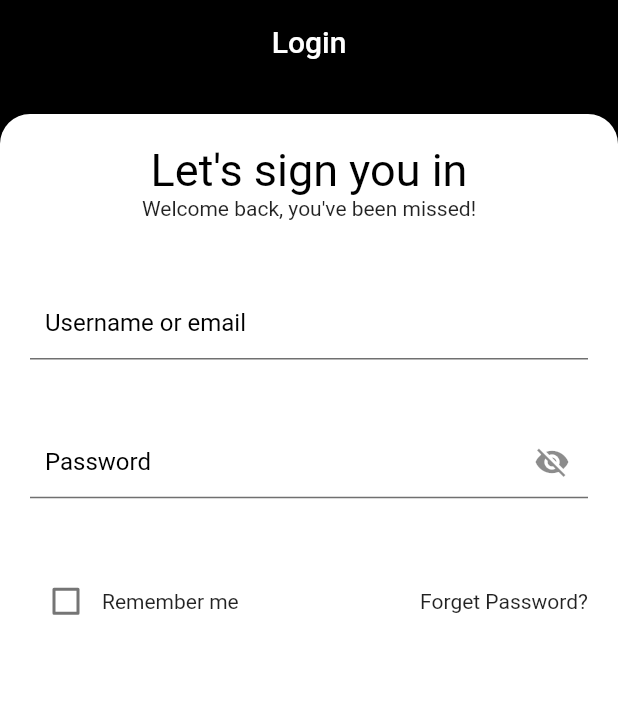
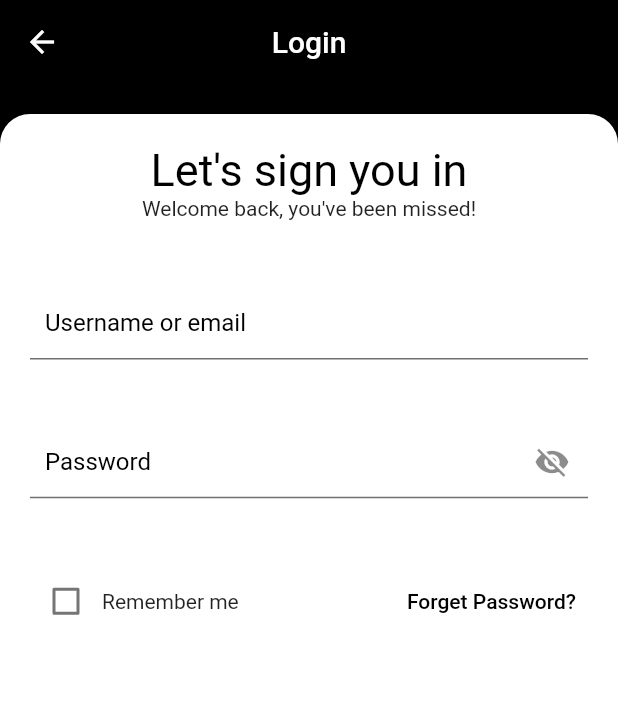
Before and after one commit to AbdallahAAhmed/pasabahce_ecommerce, a Flutter app: the screen it shows after launch, after a tap on "SIGN UP", after a tap on "Sign In", on a phone screen of 412 x 824 dp. Shown: the top 702 px of the screen. Run offline on Flutter 3.47's test engine with Material 2 defaults, Android fonts, the phone set to English and light mode, and no system bars; our stand-ins replace smooth_page_indicator.

Commit message:
create forget password screen, and make some change, DONE

```diff
--- a/lib/app_router.dart
+++ b/lib/app_router.dart
@@ -2,29 +2,34 @@ import 'package:flutter/material.dart';
 import 'package:pasabahce/constraints/route_string.dart';
 import 'package:pasabahce/presentation/screens/Registering_screens/register_screen.dart';
 import 'package:pasabahce/presentation/screens/onboarding_screens/splash_screen.dart';
+import 'package:pasabahce/presentation/screens/registering_screens/forget_password.dart';
 import 'package:pasabahce/presentation/screens/registering_screens/login_screen.dart';
 import 'package:pasabahce/presentation/widgets/loading.dart';
 
 class AppRouter {
   Route? onGenerateRoute(RouteSettings settings) {
     switch (settings.name) {
-      case onBoardingScreens:
+      case onBoardingRoute :
         return MaterialPageRoute(
           builder: (_) => SplashScreen(),
         );
 
-      case registerScreen:
+      case registerRoute:
         return MaterialPageRoute(
           builder: (_) => RegisterScreen(),
         );
 
-      case loadingScreen:
+      case loadingRoute:
         return MaterialPageRoute(
           builder: (_) => const LoadingScreen(),
       );
-      case loginScreen:
+      case loginRoute:
         return MaterialPageRoute(
           builder: (_) => LoginScreen(),
+      );
+      case forgetPasswordRoute:
+        return MaterialPageRoute(
+          builder: (_) => ForgetPasswordScreen(),
       );
     }
   }
--- a/lib/constraints/route_string.dart
+++ b/lib/constraints/route_string.dart
@@ -1,4 +1,5 @@
-const String onBoardingScreens = '/first_on_boarding';
-const String registerScreen = '/register_screen';
-const String loginScreen = '/login_screen';
-const String loadingScreen = '/loading_screen';
+const String onBoardingRoute = '/first_on_boarding';
+const String registerRoute= '/register_screen';
+const String loginRoute= '/login_screen';
+const String loadingRoute = '/loading_screen';
+const String forgetPasswordRoute = '/forget_password_route';
--- a/lib/main.dart
+++ b/lib/main.dart
@@ -2,7 +2,7 @@ import 'package:flutter/material.dart';
 import 'package:pasabahce/app_router.dart';
 import 'package:pasabahce/constraints/route_string.dart';
 
-String initialRoute = registerScreen;
+String initialRoute = registerRoute;
 
 void main() {
   runApp(MyApp(appRouter: AppRouter()));
--- a/lib/presentation/screens/onboarding_screens/splash_screen.dart
+++ b/lib/presentation/screens/onboarding_screens/splash_screen.dart
@@ -92,7 +92,7 @@ class SplashScreen extends StatelessWidget {
           backgroundColor: MyColors.gold,
           title: 'MASTER BUTTON',
           onTap: () {
-            Navigator.of(context).pushNamed(registerScreen);
+            Navigator.of(context).pushNamed(registerRoute);
           },
         ),
       ],
@@ -140,14 +140,14 @@ class SplashScreen extends StatelessWidget {
                 backgroundColor: Colors.black,
                 title: 'SIGN IN',
                 onTap: () {
-                  Navigator.of(context).pushNamed(loginScreen);
+                  Navigator.of(context).pushNamed(loginRoute);
                 },
               ),
               primaryButton(
                 backgroundColor: MyColors.gold,
                 title: 'CREATIVE ACCOUNT',
                 onTap: () {
-                  Navigator.of(context).pushNamed(registerScreen);
+                  Navigator.of(context).pushNamed(registerRoute);
                 },
               ),
             ],
--- a/lib/presentation/screens/registering_screens/login_screen.dart
+++ b/lib/presentation/screens/registering_screens/login_screen.dart
@@ -1,6 +1,7 @@
 import 'package:flutter/material.dart';
 import 'package:pasabahce/constraints/primary_colors.dart';
 import 'package:pasabahce/constraints/route_string.dart';
+import 'package:pasabahce/presentation/widgets/main_container.dart';
 import 'package:pasabahce/presentation/widgets/primary_button.dart';
 import 'package:pasabahce/presentation/widgets/text_form_field.dart';
 
@@ -13,12 +14,13 @@ class LoginScreen extends StatefulWidget {
 }
 
 class _LoginScreenState extends State<LoginScreen> {
+
   TextEditingController emailController = TextEditingController();
-
   TextEditingController passwordController = TextEditingController();
 
   final _formKey = GlobalKey<FormState>();
   bool checkBoxValue = false;
+  bool visibilityPassword = false;
 
   @override
   Widget build(BuildContext context) {
@@ -30,18 +32,7 @@ class _LoginScreenState extends State<LoginScreen> {
         title: const Text('Login'),
         centerTitle: true,
       ),
-      body: Container(
-        height: double.infinity,
-        width: double.infinity,
-        margin: const EdgeInsets.only(top: 20),
-        padding: const EdgeInsets.symmetric(horizontal: 20, vertical: 20),
-        decoration: const BoxDecoration(
-          color: Colors.white,
-          borderRadius: BorderRadius.only(
-            topRight: Radius.circular(20),
-            topLeft: Radius.circular(20),
-          ),
-        ),
+      body: mainContainer(
         child: SingleChildScrollView(
           child: Column(
             crossAxisAlignment: CrossAxisAlignment.center,
@@ -88,7 +79,7 @@ class _LoginScreenState extends State<LoginScreen> {
                       ),
                       buildTextFormField(
                         controller: passwordController,
-                        obscureText: true,
+                        obscureText: visibilityPassword ? null : true,
                         keyboardType: TextInputType.text,
                         lableText: 'Password',
                         valid: (value) {
@@ -96,8 +87,15 @@ class _LoginScreenState extends State<LoginScreen> {
                             return 'Please fill the Password';
                           }
                         },
-                        suffix: const Icon(
-                          Icons.visibility_off,
+                        suffix: IconButton(
+                          icon: Icon(
+                             visibilityPassword ? Icons.visibility : Icons.visibility_off,
+                          ),
+                          onPressed: (){
+                            setState(() {
+                              visibilityPassword = !visibilityPassword;
+                            });
+                          },
                         ),
                       ),
                       Row(
@@ -122,10 +120,14 @@ class _LoginScreenState extends State<LoginScreen> {
                               ),
                             ],
                           ),
-                          const Text(
-                            'Forget Password?',
+                          TextButton(
+                            onPressed: () => Navigator.of(context).pushNamed(forgetPasswordRoute),
+                            child: const Text(
+                              'Forget Password?',
                             style: TextStyle(
+                              color: Colors.black,
                               fontSize: 14,
+                            ),
                             ),
                           ),
                         ],
@@ -172,7 +174,7 @@ class _LoginScreenState extends State<LoginScreen> {
                           ),
                         ),
                         TextButton(
-                          onPressed: () => Navigator.of(context).pushReplacementNamed(registerScreen),
+                          onPressed: () => Navigator.of(context).pushReplacementNamed(registerRoute),
                           child: const Text(
                             'Sign Up',
                             style: TextStyle(
--- a/lib/presentation/screens/registering_screens/register_screen.dart
+++ b/lib/presentation/screens/registering_screens/register_screen.dart
@@ -1,23 +1,32 @@
 import 'package:flutter/material.dart';
 import 'package:pasabahce/constraints/primary_colors.dart';
 import 'package:pasabahce/constraints/route_string.dart';
+import 'package:pasabahce/presentation/widgets/main_container.dart';
 import 'package:pasabahce/presentation/widgets/primary_button.dart';
 import 'package:pasabahce/presentation/widgets/text_form_field.dart';
 
 // ignore: must_be_immutable
-class RegisterScreen extends StatelessWidget {
+class RegisterScreen extends StatefulWidget {
   RegisterScreen({Key? key}) : super(key: key);
+
+  @override
+  State<RegisterScreen> createState() => _RegisterScreenState();
+}
+
+class _RegisterScreenState extends State<RegisterScreen> {
 
   TextEditingController usernameController = TextEditingController();
   TextEditingController emailController = TextEditingController();
   TextEditingController passwordController = TextEditingController();
   TextEditingController phoneController = TextEditingController();
+
   final _formKey = GlobalKey<FormState>();
+
+  bool visibilityPassword = false;
 
   @override
   Widget build(BuildContext context) {
     var size = MediaQuery.of(context).size;
-    print(size.height.toInt());
     return Scaffold(
       backgroundColor: Colors.black,
       appBar: AppBar(
@@ -29,25 +38,13 @@ class RegisterScreen extends StatelessWidget {
         ),
         centerTitle: true,
       ),
-      body: Container(
-        height: double.infinity,
-        width: double.infinity,
-        margin: const EdgeInsets.only(top: 20),
-        padding: const EdgeInsets.symmetric(horizontal: 20, vertical: 20),
-        decoration: const BoxDecoration(
-          color: Colors.white,
-          borderRadius: BorderRadius.only(
-            topRight: Radius.circular(20),
-            topLeft: Radius.circular(20),
-          ),
-        ),
+      body: mainContainer(
         child: SingleChildScrollView(
           child: Column(
             crossAxisAlignment: CrossAxisAlignment.center,
             mainAxisAlignment: MainAxisAlignment.spaceBetween,
             children: [
               SizedBox(
-
                 width: double.infinity,
                 child: Column(
                   mainAxisAlignment: MainAxisAlignment.spaceEvenly,
@@ -71,7 +68,7 @@ class RegisterScreen extends StatelessWidget {
                 ),
               ),
               SizedBox(
-                height: size.height/2,
+                height: size.height / 2,
                 width: double.infinity,
                 child: Form(
                   key: _formKey,
@@ -102,7 +99,7 @@ class RegisterScreen extends StatelessWidget {
                       // const SizedBox(height: 20),
                       buildTextFormField(
                         controller: passwordController,
-                        obscureText: true,
+                        obscureText: visibilityPassword ? null : true,
                         keyboardType: TextInputType.text,
                         lableText: 'Password',
                         valid: (value) {
@@ -110,8 +107,15 @@ class RegisterScreen extends StatelessWidget {
                             return 'Please fill the Password';
                           }
                         },
-                        suffix: const Icon(
-                          Icons.visibility_off,
+                        suffix: IconButton(
+                          icon: Icon(
+                             visibilityPassword ? Icons.visibility : Icons.visibility_off,
+                          ),
+                          onPressed: (){
+                            setState(() {
+                              visibilityPassword = !visibilityPassword;
+                            });
+                          },
                         ),
                       ),
                       // const SizedBox(height: 20),
@@ -128,18 +132,17 @@ class RegisterScreen extends StatelessWidget {
                       primaryButton(
                           backgroundColor: MyColors.brown,
                           title: 'SIGN UP',
-                          onTap: (){
-                            if(_formKey.currentState!.validate()){
-                                Navigator.of(context).pushNamed(loadingScreen);
+                          onTap: () {
+                            if (_formKey.currentState!.validate()) {
+                              Navigator.of(context).pushNamed(loadingRoute);
                             }
-                          }
-                      ),
+                          }),
                     ],
                   ),
                 ),
               ),
               SizedBox(
-                height: size.height.toInt() >= 700 ? size.height/5  : null,
+                height: size.height.toInt() >= 700 ? size.height / 5 : null,
                 width: double.infinity,
                 child: Column(
                   mainAxisAlignment: MainAxisAlignment.spaceEvenly,
@@ -168,7 +171,8 @@ class RegisterScreen extends StatelessWidget {
                           ),
                         ),
                         TextButton(
-                          onPressed: () => Navigator.of(context).pushReplacementNamed(loginScreen),
+                          onPressed: () => Navigator.of(context)
+                              .pushNamed(loginRoute),
                           child: const Text(
                             'Sign In',
                             style: TextStyle(
--- a/lib/presentation/widgets/loading.dart
+++ b/lib/presentation/widgets/loading.dart
@@ -1,5 +1,4 @@
 import 'dart:async';
-import 'package:flutter/cupertino.dart';
 import 'package:flutter/material.dart';
 import 'package:pasabahce/constraints/primary_colors.dart';
 import 'package:pasabahce/constraints/route_string.dart';
@@ -17,7 +16,7 @@ class _LoadingScreenState extends State<LoadingScreen> {
   void initState() {
     super.initState();
     Timer(const Duration(seconds: 3),
-            () => Navigator.of(context).pushReplacementNamed(loginScreen));
+            () => Navigator.of(context).pushReplacementNamed(loginRoute));
   }
   @override
   Widget build(BuildContext context) {
--- /dev/null
+++ b/lib/presentation/widgets/main_container.dart
@@ -0,0 +1,18 @@
+import 'package:flutter/material.dart';
+
+Widget mainContainer({required Widget child}) {
+  return Container(
+    height: double.infinity,
+    width: double.infinity,
+    margin: const EdgeInsets.only(top: 20),
+    padding: const EdgeInsets.symmetric(horizontal: 20, vertical: 20),
+    decoration: const BoxDecoration(
+      color: Colors.white,
+      borderRadius: BorderRadius.only(
+        topRight: Radius.circular(20),
+        topLeft: Radius.circular(20),
+      ),
+    ),
+    child: child,
+  );
+}
```
Also changed, not shown: lib/presentation/screens/registering_screens/forget_password.dart (added, +78 -0 lines).
